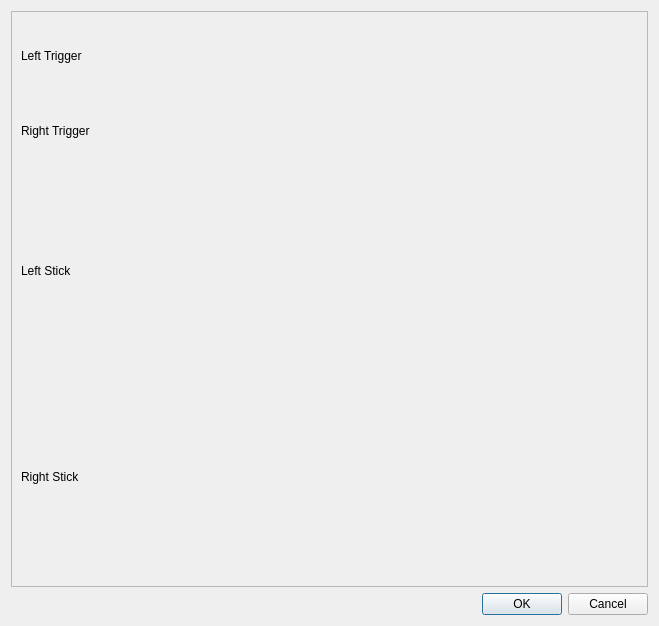
This is Source/Application/Dialogs/DialogController.ui in knight666/pitstop as Qt 5 draws it before an edit. The edited form follows.
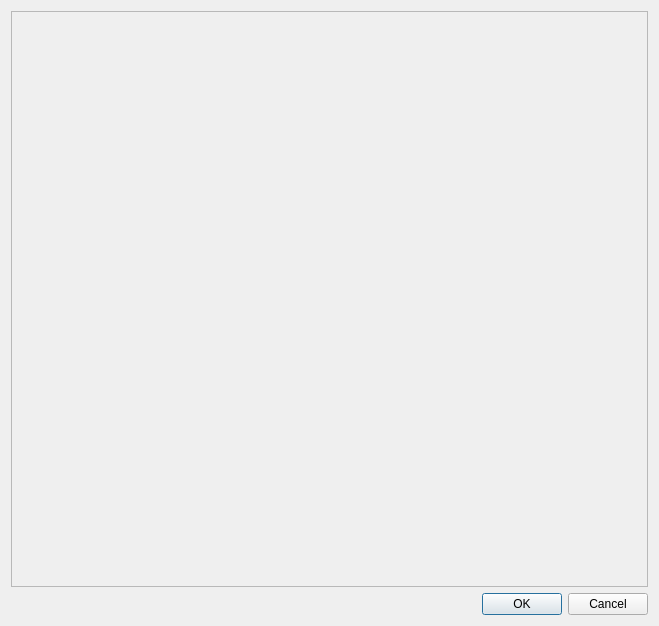
This is the edited form. Custom widgets are drawn as their Qt base class.

Commit message: Remove title labels from dialog.

```diff
--- a/Source/Application/Dialogs/DialogController.ui
+++ b/Source/Application/Dialogs/DialogController.ui
@@ -33,32 +33,6 @@
       <enum>QFrame::Raised</enum>
      </property>
      <layout class="QFormLayout" name="formLayout">
-      <item row="2" column="0">
-       <widget class="QLabel" name="label">
-        <property name="sizePolicy">
-         <sizepolicy hsizetype="Preferred" vsizetype="MinimumExpanding">
-          <horstretch>0</horstretch>
-          <verstretch>0</verstretch>
-         </sizepolicy>
-        </property>
-        <property name="text">
-         <string>Left Trigger</string>
-        </property>
-       </widget>
-      </item>
-      <item row="4" column="0">
-       <widget class="QLabel" name="label_2">
-        <property name="sizePolicy">
-         <sizepolicy hsizetype="Preferred" vsizetype="MinimumExpanding">
-          <horstretch>0</horstretch>
-          <verstretch>0</verstretch>
-         </sizepolicy>
-        </property>
-        <property name="text">
-         <string>Right Trigger</string>
-        </property>
-       </widget>
-      </item>
       <item row="2" column="1">
        <widget class="Pitstop::WidgetSingleAxis" name="wdgAxisLeftTrigger" native="true">
         <property name="sizePolicy">
@@ -91,19 +65,6 @@
         </property>
        </widget>
       </item>
-      <item row="5" column="0">
-       <widget class="QLabel" name="label_3">
-        <property name="sizePolicy">
-         <sizepolicy hsizetype="Preferred" vsizetype="MinimumExpanding">
-          <horstretch>0</horstretch>
-          <verstretch>0</verstretch>
-         </sizepolicy>
-        </property>
-        <property name="text">
-         <string>Left Stick</string>
-        </property>
-       </widget>
-      </item>
       <item row="5" column="1">
        <widget class="Pitstop::WidgetDualAxis" name="wdgLeftStick" native="true">
         <property name="sizePolicy">
@@ -120,19 +81,6 @@
         </property>
        </widget>
       </item>
-      <item row="6" column="0">
-       <widget class="QLabel" name="label_4">
-        <property name="sizePolicy">
-         <sizepolicy hsizetype="Preferred" vsizetype="MinimumExpanding">
-          <horstretch>0</horstretch>
-          <verstretch>0</verstretch>
-         </sizepolicy>
-        </property>
-        <property name="text">
-         <string>Right Stick</string>
-        </property>
-       </widget>
-      </item>
       <item row="6" column="1">
        <widget class="Pitstop::WidgetDualAxis" name="wdgRightStick" native="true">
         <property name="sizePolicy">
```
The commit also changes 2 other files.
